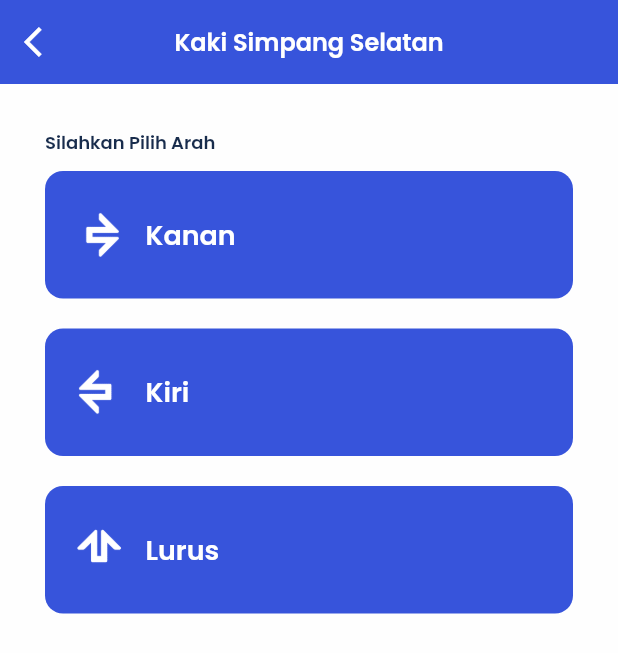
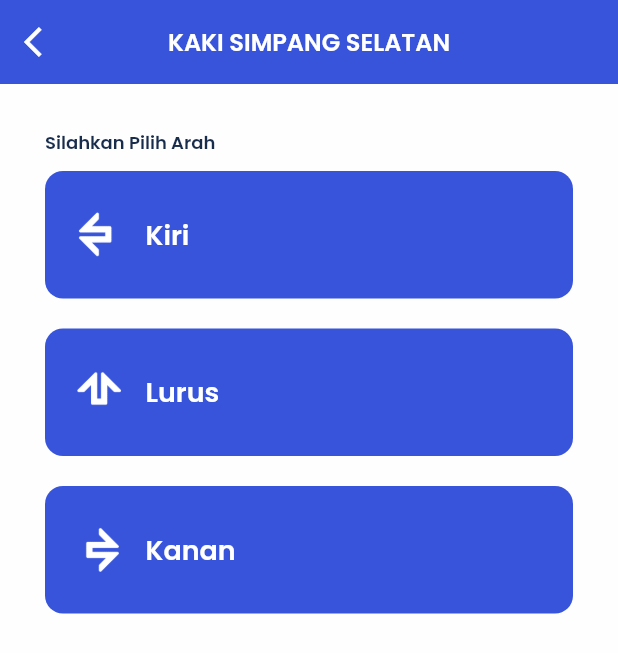
Before and after one commit to andisuartika/perhitungan_persimpangan, a Flutter app: the screen it shows after launch, after a tap on "Kaki Simpang Selatan", on a phone screen of 412 x 824 dp. Shown: the top 653 px of the screen. Run offline on Flutter 3.47's test engine with Material 2 defaults, Android fonts, the phone set to English and light mode, and no system bars; our stand-ins replace carousel_slider, dropdown_button2, google_fonts; missing offline and left inert: gsheets; key blocks and very long unbroken strings in the code were emptied for the run.

Commit message:
Update Nama Simpang || Add Icon Apps

```diff
--- a/lib/screen/home_screen.dart
+++ b/lib/screen/home_screen.dart
@@ -12,10 +12,10 @@ class HomeScreen extends StatelessWidget {
     Widget header() {
       return Container(
         margin: EdgeInsets.only(
-          top: 10,
+          top: 30,
           right: 30,
           left: 30,
-          bottom: 30,
+          bottom: 10,
         ),
         child: Row(
           mainAxisAlignment: MainAxisAlignment.spaceBetween,
@@ -24,37 +24,44 @@ class HomeScreen extends StatelessWidget {
               crossAxisAlignment: CrossAxisAlignment.start,
               children: [
                 Text(
-                  'Hello, Yuri',
+                  'Hallo, Selamat Datang!',
                   style: primaryTextStyle.copyWith(
-                    fontSize: 18,
+                    fontSize: 16,
                     fontWeight: semiBold,
                   ),
                 ),
-                Row(
-                  children: [
-                    Image.asset(
-                      "assets/location-icon.png",
-                      width: 18,
-                    ),
-                    SizedBox(
-                      width: 5,
-                    ),
-                    Text(
-                      "Denpasar, Bali",
-                      style: primaryTextStyle.copyWith(
-                        fontSize: 12,
-                        fontWeight: regular,
-                      ),
-                    )
-                  ],
-                )
+                Text(
+                  'Perhitungan Persimpangan',
+                  style: primaryTextStyle.copyWith(
+                    fontSize: 12,
+                    fontWeight: regular,
+                  ),
+                ),
+                // Row(
+                //   children: [
+                //     Image.asset(
+                //       "assets/location-icon.png",
+                //       width: 18,
+                //     ),
+                //     SizedBox(
+                //       width: 5,
+                //     ),
+                //     Text(
+                //       "Denpasar, Bali",
+                //       style: primaryTextStyle.copyWith(
+                //         fontSize: 12,
+                //         fontWeight: regular,
+                //       ),
+                //     )
+                //   ],
+                // )
               ],
             ),
-            ClipOval(
-                child: Image.asset(
-              "assets/profile.png",
-              width: 50,
-            ))
+            // ClipOval(
+            //     child: Image.asset(
+            //   "assets/profile.png",
+            //   width: 50,
+            // ))
           ],
         ),
       );
@@ -116,8 +123,7 @@ class HomeScreen extends StatelessWidget {
                 Navigator.push(
                   context,
                   MaterialPageRoute(
-                    builder: (context) =>
-                        KakiSimpangScreen(simpang: "Kaki Simpang Selatan"),
+                    builder: (context) => KakiSimpangScreen(simpang: "SELATAN"),
                   ),
                 );
               },
@@ -154,8 +160,7 @@ class HomeScreen extends StatelessWidget {
                 Navigator.push(
                   context,
                   MaterialPageRoute(
-                    builder: (context) =>
-                        KakiSimpangScreen(simpang: "Kaki Simpang Utara"),
+                    builder: (context) => KakiSimpangScreen(simpang: "UTARA"),
                   ),
                 );
               },
@@ -192,8 +197,7 @@ class HomeScreen extends StatelessWidget {
                 Navigator.push(
                   context,
                   MaterialPageRoute(
-                    builder: (context) =>
-                        KakiSimpangScreen(simpang: "Kaki Simpang Timur"),
+                    builder: (context) => KakiSimpangScreen(simpang: "TIMUR"),
                   ),
                 );
               },
@@ -230,8 +234,7 @@ class HomeScreen extends StatelessWidget {
                 Navigator.push(
                   context,
                   MaterialPageRoute(
-                    builder: (context) =>
-                        KakiSimpangScreen(simpang: "Kaki Simpang Barat"),
+                    builder: (context) => KakiSimpangScreen(simpang: "BARAT"),
                   ),
                 );
               },
--- a/lib/screen/jenis_kendaraan_screen.dart
+++ b/lib/screen/jenis_kendaraan_screen.dart
@@ -23,7 +23,7 @@ class _JenisKendaraanScreenState extends State<JenisKendaraanScreen> {
         backgroundColor: primaryColor,
         centerTitle: true,
         title: Text(
-          widget.simpang + " " + widget.arah,
+          "KAKI SIMPANG ${widget.simpang} ${widget.arah.toUpperCase()}",
           style: whiteTextStyle.copyWith(
             fontSize: 16,
             fontWeight: semiBold,
--- a/lib/screen/kaki_simpang_screen.dart
+++ b/lib/screen/kaki_simpang_screen.dart
@@ -19,7 +19,7 @@ class _KakiSimpangScreenState extends State<KakiSimpangScreen> {
         backgroundColor: primaryColor,
         centerTitle: true,
         title: Text(
-          widget.simpang,
+          'KAKI SIMPANG ${widget.simpang}',
           style: whiteTextStyle.copyWith(
             fontSize: 16,
             fontWeight: semiBold,
@@ -45,44 +45,6 @@ class _KakiSimpangScreenState extends State<KakiSimpangScreen> {
             SizedBox(
               height: 10,
             ),
-            GestureDetector(
-              onTap: () {
-                Navigator.push(
-                  context,
-                  MaterialPageRoute(
-                    builder: (context) => JenisKendaraanScreen(
-                        simpang: widget.simpang, arah: "Kanan"),
-                  ),
-                );
-              },
-              child: Container(
-                height: 85,
-                padding: EdgeInsets.symmetric(horizontal: 20),
-                decoration: BoxDecoration(
-                  borderRadius: BorderRadius.circular(12),
-                  color: primaryColor,
-                ),
-                child: Row(
-                  children: [
-                    Image.asset(
-                      "assets/barat-icon.png",
-                      height: 32,
-                    ),
-                    SizedBox(
-                      width: 15,
-                    ),
-                    Text(
-                      "Kanan",
-                      style: whiteTextStyle.copyWith(
-                        fontSize: 18,
-                        fontWeight: semiBold,
-                      ),
-                    )
-                  ],
-                ),
-              ),
-            ),
-            SizedBox(height: 20),
             GestureDetector(
               onTap: () {
                 Navigator.push(
@@ -158,6 +120,44 @@ class _KakiSimpangScreenState extends State<KakiSimpangScreen> {
                 ),
               ),
             ),
+            SizedBox(height: 20),
+            GestureDetector(
+              onTap: () {
+                Navigator.push(
+                  context,
+                  MaterialPageRoute(
+                    builder: (context) => JenisKendaraanScreen(
+                        simpang: widget.simpang, arah: "Kanan"),
+                  ),
+                );
+              },
+              child: Container(
+                height: 85,
+                padding: EdgeInsets.symmetric(horizontal: 20),
+                decoration: BoxDecoration(
+                  borderRadius: BorderRadius.circular(12),
+                  color: primaryColor,
+                ),
+                child: Row(
+                  children: [
+                    Image.asset(
+                      "assets/barat-icon.png",
+                      height: 32,
+                    ),
+                    SizedBox(
+                      width: 15,
+                    ),
+                    Text(
+                      "Kanan",
+                      style: whiteTextStyle.copyWith(
+                        fontSize: 18,
+                        fontWeight: semiBold,
+                      ),
+                    )
+                  ],
+                ),
+              ),
+            ),
           ],
         ),
       ),
--- a/pubspec.yaml
+++ b/pubspec.yaml
@@ -39,6 +39,7 @@ dependencies:
   carousel_slider: ^4.1.1
   dropdown_button2: ^1.4.0
   gsheets: ^0.4.2
+  url_launcher: ^6.0.20
 
 dev_dependencies:
   flutter_test:
```
Also changed, not shown: lib/api/sheets/sheets_api.dart (+20 -8 lines), lib/screen/hv_screen.dart (+45 -5 lines), lib/screen/lv_screen.dart (+48 -4 lines), pubspec.lock, 6 other files.
